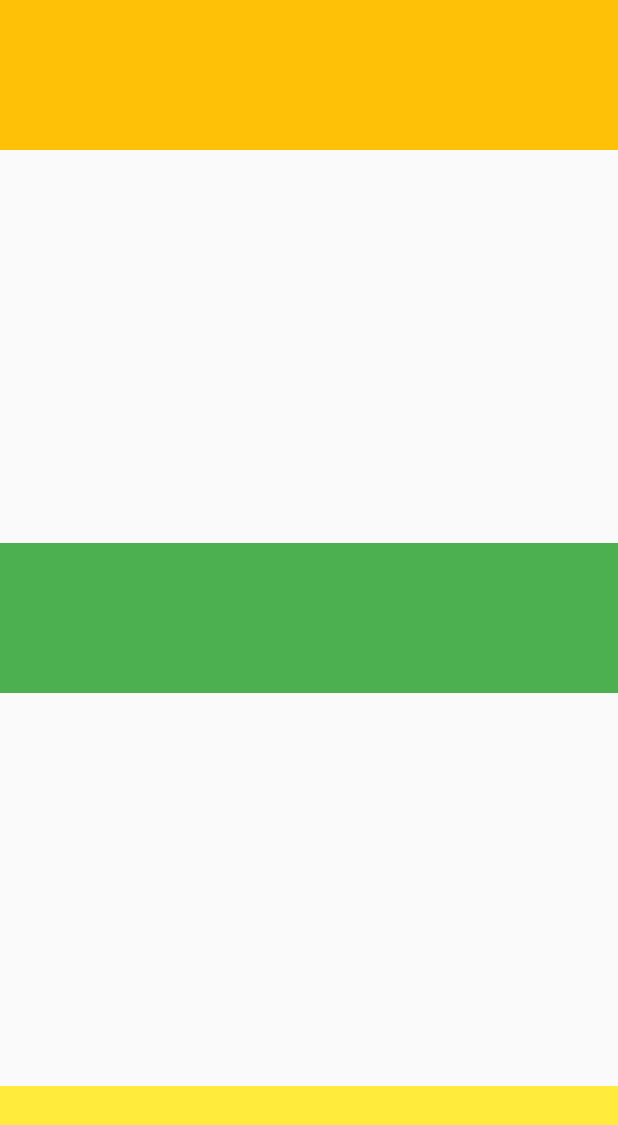
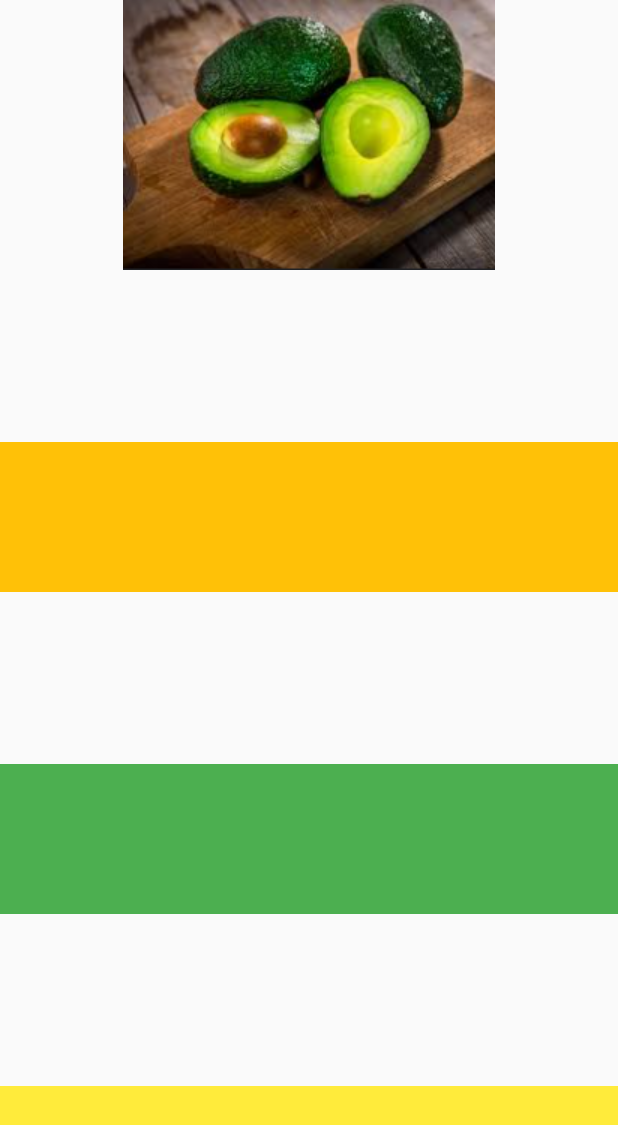
Before and after one commit to HyerimKimm/hyerimcarrotclone, a Flutter app: the screen it shows after launch, on a phone screen of 412 x 824 dp. Shown: the top 1125 px of the screen. Run offline on Flutter 3.47's test engine with Material 2 defaults, Android fonts, the phone set to English and light mode, and no system bars.

```diff
--- a/lib/main.dart
+++ b/lib/main.dart
@@ -24,6 +24,7 @@ class SplashScreen extends StatelessWidget {
         child: Column(
           mainAxisAlignment: MainAxisAlignment.spaceBetween,
           children: [
+            Image.asset('assets/imgs/abocado.PNG'),
             Container(height: 100, color: Colors.amber),
             Container(height: 100, color: Colors.green),
             Container(height: 100, color: Colors.yellow),
--- a/pubspec.yaml
+++ b/pubspec.yaml
@@ -58,8 +58,8 @@ flutter:
   uses-material-design: true
 
   # To add assets to your application, add an assets section, like this:
-assets:
-  - assets/images/abocado.png
+  assets:
+    - assets/imgs/
 
   # An image asset can refer to one or more resolution-specific "variants", see
   # https://flutter.dev/assets-and-images/#resolution-aware.
```
